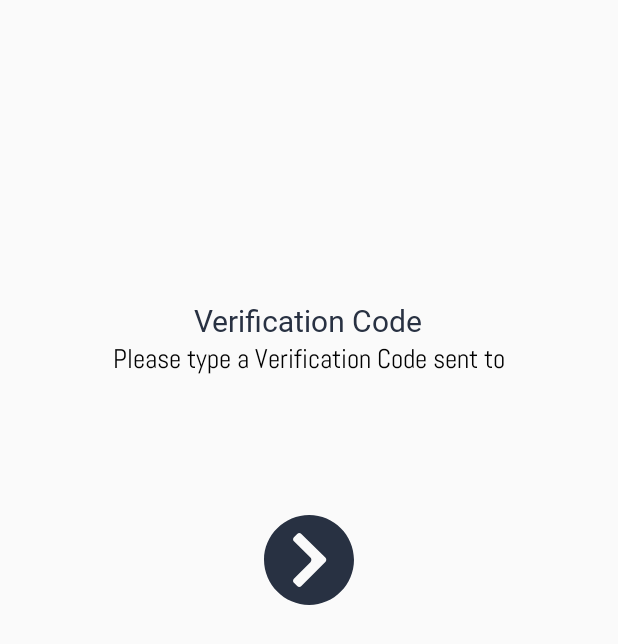
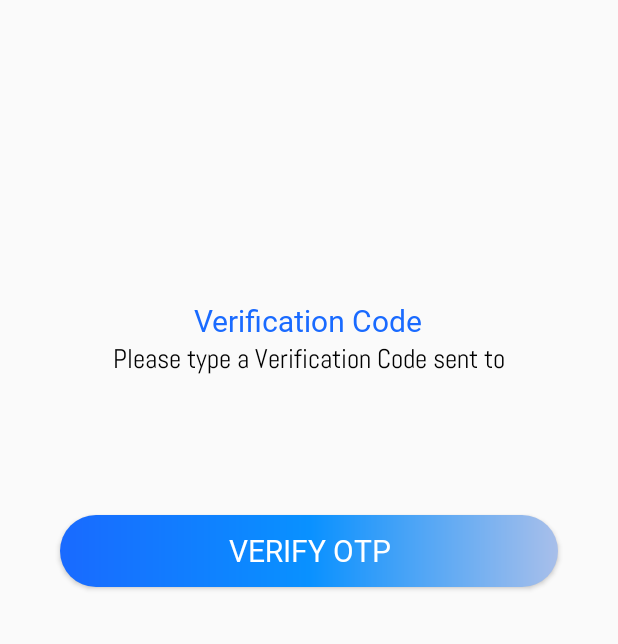
Before and after one commit to mjjoshi/StudyByVideo, an Android app: the layout activity_otp.xml on its own in the app's theme, with its tools: preview values and no code run, on a phone screen of 412 x 824 dp. Shown: the top 644 px of the screen. Run offline under Robolectric (Android 15) with nearby library versions, the light colour scheme and no system bars; plain views replace OtpTextView.

Commit message:
Chnges in Design Flow

```diff
--- a/app/src/main/java/com/android/studybyvideo/OTPActivity.java
+++ b/app/src/main/java/com/android/studybyvideo/OTPActivity.java
@@ -12,6 +12,7 @@
 
 import androidx.annotation.Nullable;
 import androidx.appcompat.app.AppCompatActivity;
+import androidx.appcompat.widget.AppCompatButton;
 import androidx.appcompat.widget.AppCompatTextView;
 
 import com.android.studybyvideo.ApiClient.ApiClient;
@@ -29,7 +30,7 @@
     ApiInterface apiService;
     private String phoneNumber;
     private AppCompatTextView txtMobileNumber;
-    private ImageView imgVerify;
+    private AppCompatButton imgVerify;
 
 
     @Override
--- a/app/src/main/res/drawable/gradient_login.xml
+++ b/app/src/main/res/drawable/gradient_login.xml
@@ -2,13 +2,13 @@
 <shape xmlns:android="http://schemas.android.com/apk/res/android" android:shape="rectangle" >
 
     <gradient
-        android:angle="90"
+        android:angle="360"
         android:centerColor="#0991FF"
-        android:endColor="#196AFF"
-        android:startColor="#0991FF"
+        android:endColor="#A8BFEA"
+        android:startColor="#196AFF"
         android:type="linear" />
 
     <corners
-        android:radius="15dp"/>
+        android:radius="35dp"/>
 
 </shape>
--- a/app/src/main/res/layout/activity_login.xml
+++ b/app/src/main/res/layout/activity_login.xml
@@ -3,7 +3,7 @@
     xmlns:app="http://schemas.android.com/apk/res-auto"
     android:layout_width="match_parent"
     android:layout_height="match_parent"
-    android:background="#196AFF"
+    android:background="#0991FF"
     android:orientation="vertical">
 
     <androidx.cardview.widget.CardView
@@ -85,8 +85,8 @@
                 android:layout_marginBottom="@dimen/dimen_10dp"
                 android:background="@drawable/gradient_login"
                 android:fontFamily="@font/bold"
-                android:text="@string/log_in"
-                android:textAllCaps="false"
+                android:text="@string/login"
+                android:textAllCaps="true"
                 android:textColor="@color/color_white"
                 android:textSize="@dimen/_20dp">
 
--- a/app/src/main/res/layout/activity_otp.xml
+++ b/app/src/main/res/layout/activity_otp.xml
@@ -55,15 +55,33 @@
         app:otp_text_size="25dp"
         app:width="40dp" />
 
-    <androidx.appcompat.widget.AppCompatImageView
+    <androidx.appcompat.widget.AppCompatButton
         android:id="@+id/imgVerify"
-        android:layout_width="60dp"
-        android:layout_height="60dp"
+        android:layout_width="match_parent"
+        android:layout_height="wrap_content"
         android:layout_gravity="center"
-        android:layout_marginTop="30dp"
-        android:src="@drawable/ic_arrows">
+        android:layout_marginLeft="@dimen/dimen_40dp"
+        android:layout_marginTop="@dimen/_30sdp"
+        android:layout_marginRight="@dimen/dimen_40dp"
+        android:layout_marginBottom="@dimen/dimen_10dp"
+        android:background="@drawable/gradient_login"
+        android:fontFamily="@font/bold"
+        android:text="@string/verify_otp"
+        android:textAllCaps="true"
+        android:textColor="@color/color_white"
+        android:textSize="@dimen/_20dp"/>
 
-    </androidx.appcompat.widget.AppCompatImageView>
+
+
+<!--    <androidx.appcompat.widget.AppCompatImageView-->
+<!--        android:id="@+id/imgVerify"-->
+<!--        android:layout_width="60dp"-->
+<!--        android:layout_height="60dp"-->
+<!--        android:layout_gravity="center"-->
+<!--        android:layout_marginTop="30dp"-->
+<!--        android:src="@drawable/ic_arrows">-->
+
+<!--    </androidx.appcompat.widget.AppCompatImageView>-->
 
 
 </LinearLayout>
--- a/app/src/main/res/values/colors.xml
+++ b/app/src/main/res/values/colors.xml
@@ -19,7 +19,8 @@
 
 <!--    <color name="app_color">#F15A2E</color>-->
     <color name="secondary_text">#757575</color>
-    <color name="mobile_bg">#283142</color>
+<!--    <color name="mobile_bg">#283142</color>-->
+    <color name="mobile_bg">#196AFF</color>
     <color name="mobile_bg_pressed">#283142</color>
     <color name="black_overlay">#66000000</color>
     <color name="backgroundColor">#3E454F</color>
--- a/app/src/main/res/values/strings.xml
+++ b/app/src/main/res/values/strings.xml
@@ -5,4 +5,5 @@
     <string name="log_in">Log In</string>
     <string name="login">LogIn</string>
     <string name="otpmessage"> We will send you OTP on this number</string>
+    <string name="verify_otp">Verify OTP</string>
 </resources>
--- a/build.gradle
+++ b/build.gradle
@@ -8,7 +8,7 @@
 
     }
     dependencies {
-        classpath 'com.android.tools.build:gradle:3.2.0'
+        classpath 'com.android.tools.build:gradle:3.6.3'
 
 
         // NOTE: Do not place your application dependencies here; they belong
```
Also changed, not shown: app/src/main/res/drawable/image.jpg (renamed from app/src/main/res/drawable/Image1.jpg), gradle/wrapper/gradle-wrapper.properties.
